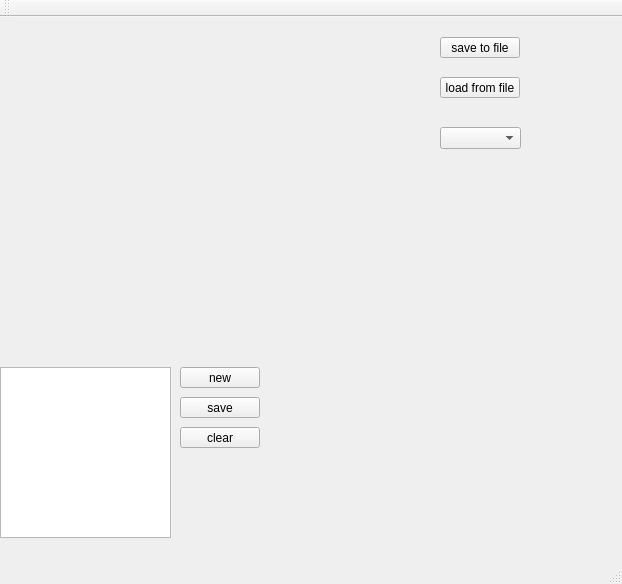
This is mainwindow.ui in asti-san/expertModule1 as Qt 5 draws it before an edit. The edited form follows.
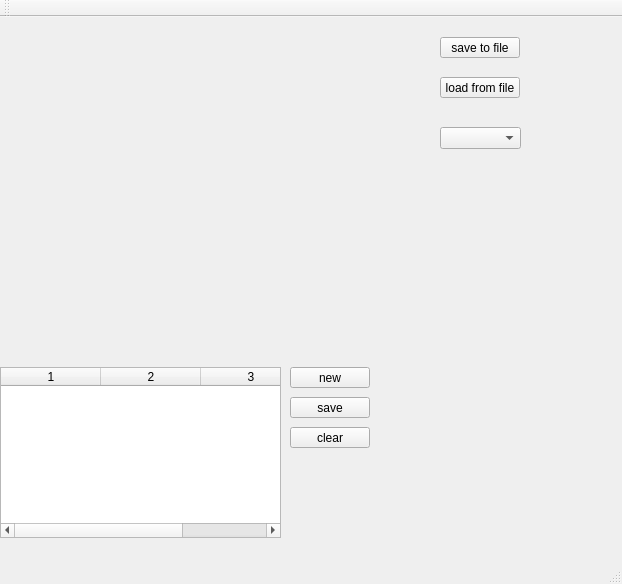
This is the edited form. Custom widgets are drawn as their Qt base class.

What changed in the file:
```diff
--- a/mainwindow.ui
+++ b/mainwindow.ui
@@ -19,8 +19,8 @@
      <rect>
       <x>0</x>
       <y>0</y>
-      <width>421</width>
-      <height>331</height>
+      <width>431</width>
+      <height>341</height>
      </rect>
     </property>
    </widget>
@@ -63,7 +63,7 @@
    <widget class="QPushButton" name="button_save_item">
     <property name="geometry">
      <rect>
-      <x>180</x>
+      <x>290</x>
       <y>380</y>
       <width>80</width>
       <height>21</height>
@@ -78,15 +78,24 @@
      <rect>
       <x>0</x>
       <y>350</y>
-      <width>171</width>
+      <width>281</width>
       <height>171</height>
      </rect>
     </property>
+    <property name="columnCount">
+     <number>3</number>
+    </property>
+    <attribute name="horizontalHeaderCascadingSectionResizes">
+     <bool>false</bool>
+    </attribute>
+    <column/>
+    <column/>
+    <column/>
    </widget>
    <widget class="QPushButton" name="button_new">
     <property name="geometry">
      <rect>
-      <x>180</x>
+      <x>290</x>
       <y>350</y>
       <width>80</width>
       <height>21</height>
@@ -99,7 +108,7 @@
    <widget class="QPushButton" name="button_clear_item">
     <property name="geometry">
      <rect>
-      <x>180</x>
+      <x>290</x>
       <y>410</y>
       <width>80</width>
       <height>21</height>
```
Left out of the diff: 2 changed lines with no effect on the pictures.
